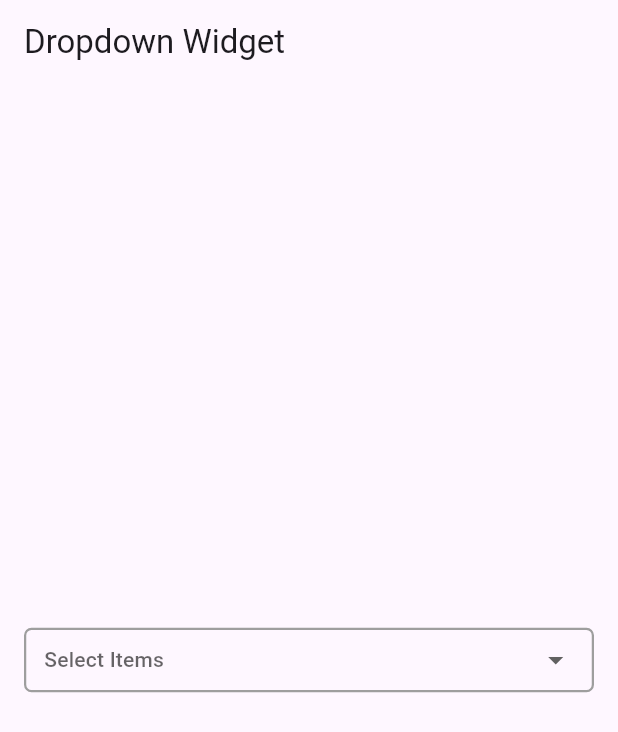
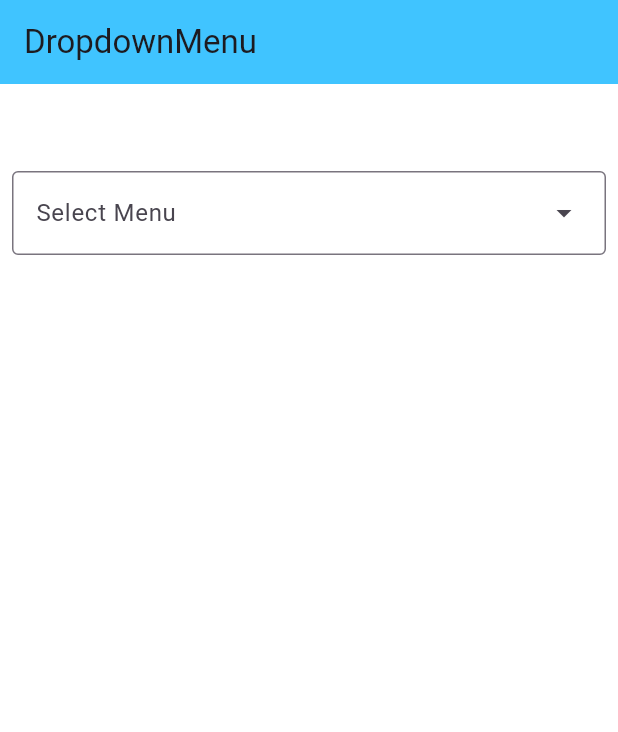
Before and after one commit to Inzaaamam/dropdown_button2-, a Flutter app: the screen it shows after launch, on a phone screen of 412 x 824 dp. Shown: the top 732 px of the screen. Run offline on Flutter 3.47's test engine with Material 3 defaults, Android fonts, the phone set to English and light mode, and no system bars; drawn by our look-alikes of dropdown_button2, reactive_forms; our stand-ins replace dio.

Commit message:
chore : add dropwdown_search button here

```diff
--- a/lib/main.dart
+++ b/lib/main.dart
@@ -1,5 +1,6 @@
 import 'package:flutter/material.dart';
 import 'package:task_api/screen/dropdown2.dart';
+import 'package:task_api/screen/dropdown_search.dart';
 
 void main() {
   runApp(const MyApp());
@@ -15,6 +16,6 @@ class MyApp extends StatelessWidget {
         debugShowCheckedModeBanner: false,
         title: 'Flutter Demo',
         theme: ThemeData(),
-        home: const MyHomePage());
+        home: const DropdownMenuSample());
   }
 }
--- /dev/null
+++ b/lib/screen/dropdown_search.dart
@@ -0,0 +1,83 @@
+import 'package:flutter/material.dart';
+
+class MenuItem {
+  final int id;
+  final String label;
+  final IconData icon;
+
+  MenuItem(this.id, this.label, this.icon);
+}
+
+List<MenuItem> menuItems = [
+  MenuItem(1, 'Home', Icons.home),
+  MenuItem(2, 'Profile', Icons.person),
+  MenuItem(3, 'Settings', Icons.settings),
+  MenuItem(4, 'Favorites', Icons.favorite),
+  MenuItem(5, 'Notifications', Icons.notifications),
+  MenuItem(6, 'Messages', Icons.message),
+  MenuItem(7, 'Explore', Icons.explore),
+  MenuItem(8, 'Search', Icons.search),
+  MenuItem(9, 'Chat', Icons.chat),
+  MenuItem(10, 'Calendar', Icons.calendar_today),
+];
+
+class DropdownMenuSample extends StatefulWidget {
+  const DropdownMenuSample({super.key});
+
+  @override
+  State<DropdownMenuSample> createState() => _DropdownMenuSampleState();
+}
+
+class _DropdownMenuSampleState extends State<DropdownMenuSample> {
+  MenuItem? selectedMenu;
+
+  @override
+  Widget build(BuildContext context) {
+    double width = MediaQuery.of(context).size.width - 16.0;
+    final TextEditingController menuController = TextEditingController();
+
+    return Scaffold(
+        backgroundColor: Colors.white,
+        appBar: AppBar(
+          title: const Text(
+            'DropdownMenu',
+          ),
+          backgroundColor: Colors.lightBlueAccent,
+        ),
+        body: Padding(
+          padding: const EdgeInsets.all(8.0),
+          child: Column(
+            mainAxisAlignment: MainAxisAlignment.start,
+            children: [
+              const SizedBox(
+                height: 50.0,
+              ),
+              DropdownMenu<MenuItem>(
+                controller: menuController,
+                width: width,
+                initialSelection: selectedMenu,
+                hintText: "Select Menu",
+                requestFocusOnTap: true,
+                enableFilter: true,
+                menuStyle: MenuStyle(
+                  backgroundColor:
+                      MaterialStateProperty.all<Color>(Colors.lightBlue.shade50),
+                ),
+                label: const Text('Select Menu'),
+                onSelected: (MenuItem? menu) {
+                  setState(() {
+                    selectedMenu = menu;
+                    menuController.text = menu?.label ?? "";
+                  });
+                },
+                dropdownMenuEntries:
+                    menuItems.map<DropdownMenuEntry<MenuItem>>((MenuItem menu) {
+                  return DropdownMenuEntry<MenuItem>(
+                      value: menu, label: menu.label, leadingIcon: Icon(menu.icon));
+                }).toList(),
+              ),
+            ],
+          ),
+        ));
+  }
+}
--- a/pubspec.yaml
+++ b/pubspec.yaml
@@ -38,6 +38,7 @@ dependencies:
   dio: ^5.6.0
   reactive_forms: ^17.0.1
   dropdown_button2: ^2.3.9
+  multi_dropdown: ^3.0.1
 
 dev_dependencies:
   flutter_test:
```
Also changed, not shown: lib/screen/dio.dart (+26 -26 lines), lib/screen/dropdown2.dart (+62 -12 lines), pubspec.lock, 20 other files.
